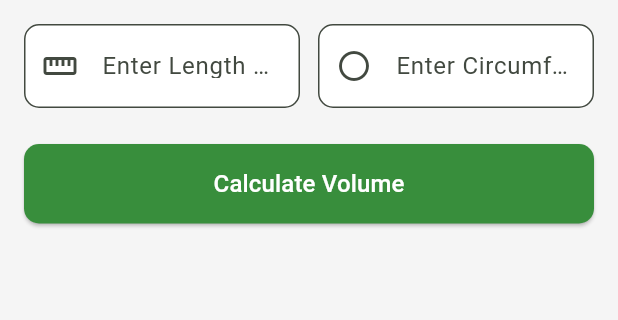
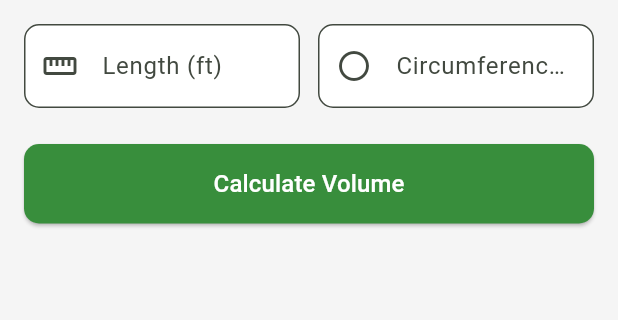
Before and after one commit to aazisam00-gif/calculoator_app, a Flutter app: the screen it shows after launch, on a phone screen of 412 x 824 dp, the part 84-404 px from its top. Run offline on Flutter 3.47's test engine with Material 3 defaults, Android fonts, the light colour scheme and no system bars.

Commit message:
changes in length and circumference box, result letter shortened

```diff
--- a/lib/main.dart
+++ b/lib/main.dart
@@ -149,8 +149,8 @@ class _TimberLogCalculatorState extends State<TimberLogCalculator> {
                     child: TextFormField(
                       controller: _lengthController,
                       decoration: const InputDecoration(
-                        labelText: 'Enter Length (ft)',
-                        hintText: 'e.g., 12',
+                        labelText: 'Length (ft)',
+
                         prefixIcon: Icon(Icons.straighten),
                       ),
                       keyboardType: const TextInputType.numberWithOptions(decimal: true),
@@ -165,8 +165,8 @@ class _TimberLogCalculatorState extends State<TimberLogCalculator> {
                     child: TextFormField(
                       controller: _circumferenceController,
                       decoration: const InputDecoration(
-                        labelText: 'Enter Circumference (in)',
-                        hintText: 'e.g., 36',
+                        labelText: 'Circumference (in)',
+
                         prefixIcon: Icon(Icons.radio_button_unchecked),
                       ),
                       keyboardType: const TextInputType.numberWithOptions(decimal: true),
@@ -209,7 +209,7 @@ class _TimberLogCalculatorState extends State<TimberLogCalculator> {
                         const Divider(),
                         const SizedBox(height: 8.0),
                         Text(
-                          'Result: $_wholeFeet feet $_inches inch',
+                          'Result: $_wholeFeet ft $_inches in',
                           style: const TextStyle(fontSize: 16),
                         ),
                       ],
```
